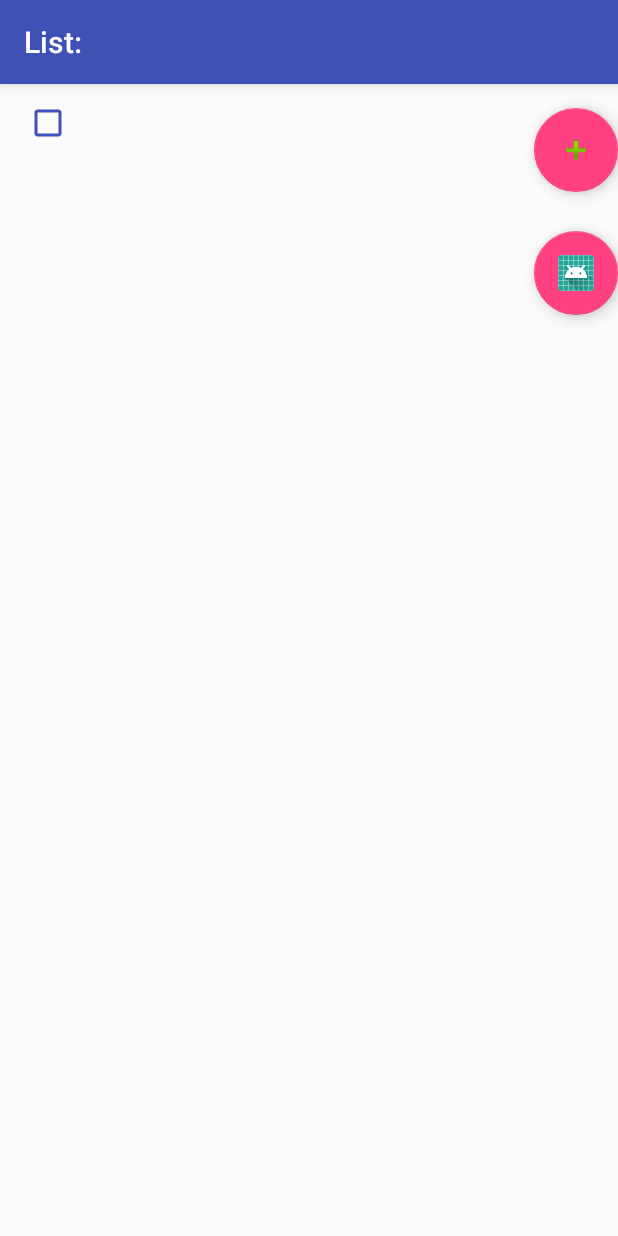
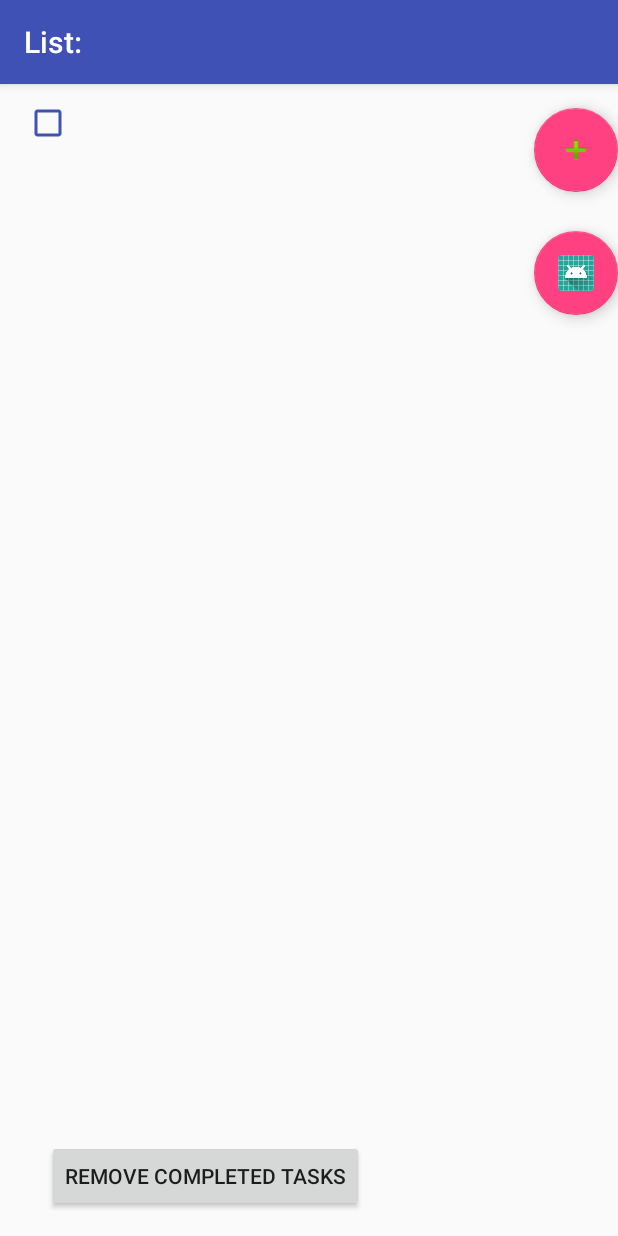
Before and after one commit to savannahp/CalendarApp, an Android app: the ListMainActivity screen opened directly, with no data from a screen before it, after a tap on an icon or button, on a phone screen of 412 x 824 dp. Run offline under Robolectric (Android 15) with nearby library versions, the phone set to English and light mode, and no system bars; our stand-ins replace Firebase (no records; nobody signed in at launch, a user with empty details on screens opened directly); libraries missing offline, so code that uses them is left out: com.firebase.ui.

Commit message:
Can remove tasks from a list

```diff
--- a/app/src/main/java/teamproject/savannahpyle/calendarapp/SingleListActivity.java
+++ b/app/src/main/java/teamproject/savannahpyle/calendarapp/SingleListActivity.java
@@ -98,6 +98,12 @@ public class SingleListActivity extends AppCompatActivity {
     public void homeActivity(View view) {
         Intent intent = new Intent(this, HomeActivity.class);
         startActivity(intent);
+    }
+
+    public void removeTasks(View view) {
+        toDoList.removeCompleted();
+        mAdapter = new CheckListAdapter(this.toDoList.getTasks(), this.toDoList.getIsComplete());
+        mRecyclerView.setAdapter(mAdapter);
     }
 }
 
--- a/app/src/main/res/layout/activity_single_list.xml
+++ b/app/src/main/res/layout/activity_single_list.xml
@@ -41,4 +41,18 @@
         app:layout_constraintVertical_bias="0.01"
         app:srcCompat="@mipmap/ic_launcher_round" />
 
+    <Button
+        android:id="@+id/button2"
+        android:layout_width="wrap_content"
+        android:layout_height="wrap_content"
+        android:layout_marginBottom="16dp"
+        android:layout_marginEnd="8dp"
+        android:layout_marginStart="8dp"
+        android:text="@string/remove_completed_tasks"
+        android:onClick="removeTasks"
+        app:layout_constraintBottom_toBottomOf="parent"
+        app:layout_constraintEnd_toEndOf="parent"
+        app:layout_constraintHorizontal_bias="0.128"
+        app:layout_constraintStart_toStartOf="parent" />
+
 </android.support.constraint.ConstraintLayout>
--- a/app/src/main/res/values/strings.xml
+++ b/app/src/main/res/values/strings.xml
@@ -22,5 +22,6 @@
     <string name="task_name">Task Name</string>
     <string name="due_date">Due Date</string>
     <string name="home_page">Home</string>
+    <string name="remove_completed_tasks">Remove Completed Tasks</string>
 
 </resources>
```
Also changed, not shown: app/src/main/java/teamproject/savannahpyle/calendarapp/ToDoList.java (+11 -0 lines).
